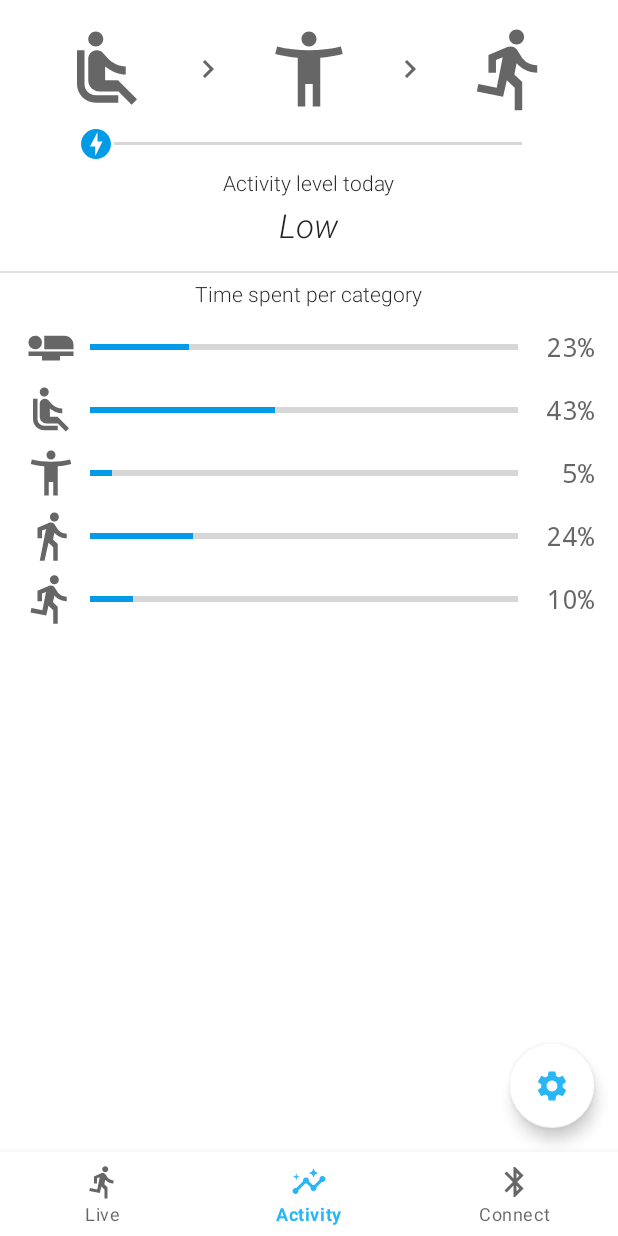
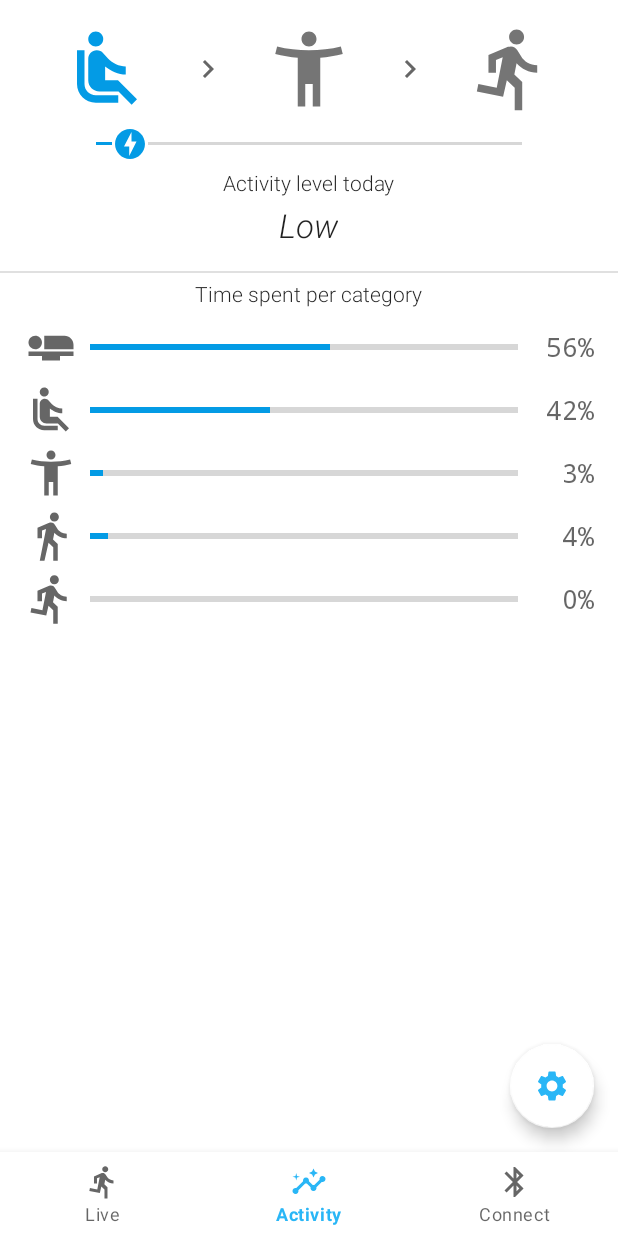
Before and after one commit to JMaio/pdiot-har-project, an Android app: the ActivityTrackingFragment screen opened through its navigation route, on a phone screen of 412 x 824 dp. Run offline under Robolectric (Android 15) with nearby library versions, the phone set to English and light mode, and no system bars; our stand-ins replace RxJava, navigation-ui; libraries missing offline, so code that uses them is left out: com.polidea.rxandroidble2; 1 statement that could not run was skipped.

Commit message:
[app] activity tab is now demoable, animates constituents correctly

```diff
--- a/pdiotapp/app/src/main/java/com/specknet/pdiotapp/live/LiveDataFragment.kt
+++ b/pdiotapp/app/src/main/java/com/specknet/pdiotapp/live/LiveDataFragment.kt
@@ -231,7 +231,8 @@ class LiveDataFragment : Fragment() {
                         // only update every n data points
                         try {
                             classifyActivity(respeckDataQueue.toList())
-                        } catch (e: IllegalStateException) {
+                        } catch (e: Exception) {
+                            // catch all exceptions here to keep it from crashing as much as possible
                             // can happen by switching tabs if the Respeck is still connected
                             // but the interpreter is closed
                             Log.e(TAG, e.toString())
@@ -288,7 +289,9 @@ class LiveDataFragment : Fragment() {
                                     is HttpException,
                                     is ConnectException,
                                     is SocketTimeoutException -> {
-                                    } // just timed out
+                                        // probably just timed out / disconnected
+                                        Log.w("$TAG/flaskApiPost", e.toString())
+                                    }
                                     else -> {
                                         Log.e("$TAG/flaskApiPost", e.toString())
                                     }
--- a/pdiotapp/app/src/main/java/com/specknet/pdiotapp/ActivityIndicator.kt
+++ b/pdiotapp/app/src/main/java/com/specknet/pdiotapp/tracking/ActivityIndicator.kt
@@ -1,4 +1,4 @@
-package com.specknet.pdiotapp
+package com.specknet.pdiotapp.tracking
 
 import android.animation.ObjectAnimator
 import android.app.NotificationChannel
@@ -6,13 +6,20 @@ import android.app.NotificationManager
 import android.content.Context
 import android.os.Build
 import android.util.AttributeSet
+import android.util.Log
 import android.view.animation.DecelerateInterpolator
 import android.widget.ImageView
 import android.widget.LinearLayout
 import android.widget.SeekBar
 import androidx.core.app.NotificationCompat
 import androidx.core.app.NotificationManagerCompat
+import androidx.core.content.ContextCompat
+import androidx.core.view.size
+import androidx.recyclerview.widget.RecyclerView
+import com.specknet.pdiotapp.R
+import com.specknet.pdiotapp.live.LiveDataFragment
 import kotlinx.android.synthetic.main.widget_activity_indicator.view.*
+import kotlinx.coroutines.runBlocking
 
 
 private const val CHANNEL_ID = "PDIoT.ActivityNotificationChannel"
@@ -30,8 +37,17 @@ class ActivityIndicator @JvmOverloads constructor(
     private val activityIndicatorIconStanding: ImageView
     private val activityIndicatorIconRunning: ImageView
 
+    lateinit var activityLevelRecyclerView: RecyclerView
+
+//    private lateinit var timeSpentList: TimeSpentList
+
+    //    private val noTint = ContextCompat.getColorStateList()
+    private val colorPrimaryDark =
+        ContextCompat.getColorStateList(context, R.color.colorPrimaryDark)
+    private val defaultTint = ContextCompat.getColorStateList(context, R.color.gray_600)
+
     //    private val activityIndicatorText: TextView
-    var currentProgress: Int = 0; private set
+//    var currentProgress: Int = 0; private set
 
     init {
         inflate(context, R.layout.widget_activity_indicator, this)
@@ -52,10 +68,20 @@ class ActivityIndicator @JvmOverloads constructor(
         activityIndicatorIconStanding = findViewById(R.id.activityIndicatorIconStanding)
         activityIndicatorIconRunning = findViewById(R.id.activityIndicatorIconRunning)
 
+        createNotificationChannel()
+        setClickListeners()
+
+//        runBlocking {
+//            activityLevelRecyclerView = findViewById(R.id.activityBreakdownRecyclerView)
+//            // wait until this is found
+////            activityLevelRecyclerView.also {
+////                setProgress(activityVeryLowData)
+////            }
+//        }
+
 //        activityIndicatorText = findViewById(R.id.activityIndicatorTextView)
 
-        createNotificationChannel()
-        setClickListeners()
+
     }
 
     private fun setClickListeners() {
@@ -71,7 +97,7 @@ class ActivityIndicator @JvmOverloads constructor(
                     // notificationId is a unique int for each notification that you must define
                     notify(0, n.build())
                 }
-                setProgress(20)
+                setProgress(activityLowData)
                 performClick()
                 true
             }
@@ -87,7 +113,7 @@ class ActivityIndicator @JvmOverloads constructor(
                     // notificationId is a unique int for each notification that you must define
                     notify(0, n.build())
                 }
-                setProgress(50)
+                setProgress(activityModerateData)
                 performClick()
                 true
             }
@@ -103,7 +129,7 @@ class ActivityIndicator @JvmOverloads constructor(
                     // notificationId is a unique int for each notification that you must define
                     notify(0, n.build())
                 }
-                setProgress(80)
+                setProgress(activityIntenseData)
                 performClick()
                 true
             }
@@ -127,30 +153,62 @@ class ActivityIndicator @JvmOverloads constructor(
         }
     }
 
-    fun setProgress(n: Number) {
+    fun setProgress(t: TimeSpentList) {
+
+
         // convert to int for progress bar
-        val p: Int = if (n in 0..100) n as Int else -1
-        var t = "?"
+        val p: Int = t.getActivityPercent()
+        var txt = "?"
+        activityIndicatorIconSitting.imageTintList = defaultTint
+        activityIndicatorIconStanding.imageTintList = defaultTint
+        activityIndicatorIconRunning.imageTintList = defaultTint
         when (p) {
-            in 0..33 -> t = resources.getString(R.string.low)
-            in 34..66 -> t = resources.getString(R.string.moderate)
-            in 67..100 -> t = resources.getString(R.string.intense)
+            in 0..33 -> {
+                txt = resources.getString(R.string.low)
+                activityIndicatorIconSitting.imageTintList = colorPrimaryDark
+            }
+            in 34..66 -> {
+                txt = resources.getString(R.string.moderate)
+                activityIndicatorIconStanding.imageTintList = colorPrimaryDark
+            }
+            in 67..100 -> {
+                txt = resources.getString(R.string.intense)
+                activityIndicatorIconRunning.imageTintList = colorPrimaryDark
+            }
         }
-        activityIndicatorTextView.text = t
-        animateProgression(p)
+        activityIndicatorTextView.text = txt
+        animateProgression(activityLevelProgressIndicator, p)
+
+//        activityLevelRecyclerView.adapter?.notifyDataSetChanged() // = LiveDataFragment.ActivityRecyclerAdapter(res)
+        // update the data in a sligthly brute-force way
+        t.toList().mapIndexed { i, level ->
+            // for each activity
+            activityLevelRecyclerView.adapter = ActivityTrackingFragment.ActivityTimeSpentRecyclerAdapter(t)
+            // https://stackoverflow.com/a/57270569/9184658
+//            Log.i("$TAG/setProgress", activityLevelRecyclerView.adapter?.itemCount.toString())
+//            (activityLevelRecyclerView.findViewHolderForAdapterPosition() as ActivityTrackingFragment.ActivityTimeSpentRecyclerAdapter.ActivityTimeSpentRecyclerViewHolder).let {
+//            }
+//            animateProgression(
+//                (activityLevelRecyclerView.findViewHolderForLayoutPosition(i) as ActivityTrackingFragment.ActivityTimeSpentRecyclerAdapter.ActivityTimeSpentRecyclerViewHolder).activityItemTimeSpent,
+//                level,
+//                stepMultiplier = 10,
+//            )
+        }
+
+
 //        currentProgress = p
 //        activityLevelProgressIndicator.progress = p
     }
 
     // https://stackoverflow.com/a/49261958/9184658
-    private fun animateProgression(to: Int) {
-        val animation =
-            ObjectAnimator.ofInt(activityLevelProgressIndicator, "progress", to * 10)
-        animation.duration = 500
-        animation.interpolator = DecelerateInterpolator()
-        animation.start()
-        activityLevelProgressIndicator.clearAnimation()
-    }
+//    private fun animateProgression(to: Int) {
+//        val animation =
+//            ObjectAnimator.ofInt(activityLevelProgressIndicator, "progress", to * 10)
+//        animation.duration = 500
+//        animation.interpolator = DecelerateInterpolator()
+//        animation.start()
+//        activityLevelProgressIndicator.clearAnimation()
+//    }
 
 
 //    private fun init() {
--- a/pdiotapp/app/src/main/java/com/specknet/pdiotapp/tracking/ActivityTrackingFragment.kt
+++ b/pdiotapp/app/src/main/java/com/specknet/pdiotapp/tracking/ActivityTrackingFragment.kt
@@ -1,10 +1,12 @@
 package com.specknet.pdiotapp.tracking
 
+import android.animation.ObjectAnimator
 import android.content.Context
 import android.os.Bundle
 import android.view.LayoutInflater
 import android.view.View
 import android.view.ViewGroup
+import android.view.animation.DecelerateInterpolator
 import android.widget.ImageView
 import android.widget.LinearLayout
 import android.widget.ProgressBar
@@ -14,21 +16,34 @@ import androidx.fragment.app.Fragment
 import androidx.recyclerview.widget.LinearLayoutManager
 import androidx.recyclerview.widget.RecyclerView
 import com.specknet.pdiotapp.R
+import kotlin.math.min
+import kotlin.math.roundToInt
 
-// TODO: Rename parameter arguments, choose names that match
-// the fragment initialization parameters, e.g. ARG_ITEM_NUMBER
-private const val ARG_PARAM1 = "param1"
-private const val ARG_PARAM2 = "param2"
+// activity percent is calculated as the sum of the percent spent (standing*0.5) / (walking*1) / (running*2)
+class TimeSpentList(val lay: Int, val sit: Int, val stand: Int, val walk: Int, val run: Int) {
+    constructor(t: TimeSpentList) : this(t.lay, t.sit, t.stand, t.walk, t.run)
 
-typealias TimeSpentList = List<Pair<Int, Int>>
+    fun toList() = listOf(lay, sit, stand, walk, run)
 
-private val startData: TimeSpentList = listOf(
-    (R.drawable.ic_baseline_airline_seat_flat_24 to 23),
-    (R.drawable.ic_baseline_airline_seat_recline_normal_24 to 43),
-    (R.drawable.ic_baseline_accessibility_new_24 to 5),
-    (R.drawable.ic_baseline_directions_walk_24 to 24),
-    (R.drawable.ic_baseline_directions_run_24 to 10),
+    fun getActivityPercent(): Int =
+        min(.75 * stand + 1.5 * walk + 3 * run, 100.0).roundToInt()
+
+    val size: Int get() = toList().size
+}
+
+private val activityIcons = listOf(
+    R.drawable.ic_baseline_airline_seat_flat_24,
+    R.drawable.ic_baseline_airline_seat_recline_normal_24,
+    R.drawable.ic_baseline_accessibility_new_24,
+    R.drawable.ic_baseline_directions_walk_24,
+    R.drawable.ic_baseline_directions_run_24,
 )
+
+val activityVeryLowData = TimeSpentList(56, 42, 3, 4, 0)
+val activityLowData = TimeSpentList(24, 59, 9, 7, 1)
+val activityModerateData = TimeSpentList(14, 52, 10, 18, 6)
+val activityIntenseData = TimeSpentList(11, 36, 14, 25, 14)
+
 
 /**
  * A simple [Fragment] subclass.
@@ -36,9 +51,6 @@ private val startData: TimeSpentList = listOf(
  * create an instance of this fragment.
  */
 class ActivityTrackingFragment : Fragment() {
-    // TODO: Rename and change types of parameters
-    private var param1: String? = null
-    private var param2: String? = null
 
     private lateinit var ctx: Context
 
@@ -46,6 +58,9 @@ class ActivityTrackingFragment : Fragment() {
     private lateinit var recyclerViewAdapter: RecyclerView.Adapter<*>
     private lateinit var recyclerViewManager: RecyclerView.LayoutManager
 
+    private lateinit var activityIndicator: ActivityIndicator
+
+//    var timeSpentList = TimeSpentList(activityVeryLowData)
 
     override fun onAttach(context: Context) {
         super.onAttach(context)
@@ -67,8 +82,16 @@ class ActivityTrackingFragment : Fragment() {
         // Inflate the layout for this fragment
         val view: View = inflater.inflate(R.layout.fragment_activity_tracking, container, false)
         setupRecyclerViews(view)
+
         return view
     }
+
+//    override fun onStart() {
+//        super.onStart()
+//        activityIndicator.apply {
+//            setProgress(activityVeryLowData)
+//        }
+//    }
 
     private fun setupRecyclerViews(view: View) {
         // https://stackoverflow.com/a/17516998/9184658
@@ -76,7 +99,8 @@ class ActivityTrackingFragment : Fragment() {
         recyclerViewManager = object : LinearLayoutManager(ctx) {
             override fun canScrollVertically(): Boolean = false
         }
-        recyclerViewAdapter = ActivityTimeSpentRecyclerAdapter(startData)
+        // set the initial data
+        recyclerViewAdapter = ActivityTimeSpentRecyclerAdapter(activityVeryLowData)
         recyclerView = view.findViewById<RecyclerView>(R.id.activityBreakdownRecyclerView).apply {
             // use this setting to improve performance if you know that changes
             // in content do not change the layout size of the RecyclerView
@@ -87,6 +111,11 @@ class ActivityTrackingFragment : Fragment() {
             adapter = recyclerViewAdapter
         }
 
+        activityIndicator = view.findViewById(R.id.activityTrackingCompoundIndicator)
+        activityIndicator.apply {
+            activityLevelRecyclerView = recyclerView
+            setProgress(activityVeryLowData)
+        }
 //        // category view, almost equivalent to other recycler view
 //        recyclerViewCategoryManager = object : LinearLayoutManager(view.context) {
 //            override fun canScrollVertically(): Boolean = false
@@ -101,7 +130,7 @@ class ActivityTrackingFragment : Fragment() {
     }
 
     //
-    class ActivityTimeSpentRecyclerAdapter(private val timeSpent: TimeSpentList) :
+    class ActivityTimeSpentRecyclerAdapter(var timeSpent: TimeSpentList) :
         RecyclerView.Adapter<ActivityTimeSpentRecyclerAdapter.ActivityTimeSpentRecyclerViewHolder>() {
 
         // Provide a reference to the views for each data item
@@ -136,7 +165,7 @@ class ActivityTrackingFragment : Fragment() {
         override fun onBindViewHolder(holder: ActivityTimeSpentRecyclerViewHolder, position: Int) {
             // - get element from your dataset at this position
             // - replace the contents of the view with that element
-            timeSpent[position].let { (icon, prog) ->
+            activityIcons.zip(timeSpent.toList())[position].let { (icon, prog) ->
                 holder.apply {
                     activityItemIcon.setImageDrawable(
                         ContextCompat.getDrawable(
@@ -144,7 +173,8 @@ class ActivityTrackingFragment : Fragment() {
                             icon
                         )
                     )
-                    activityItemTimeSpent.progress = prog
+//                    activityItemTimeSpent.progress = prog
+                    animateProgression(activityItemTimeSpent, prog, stepMultiplier = 10)
                     activityItemTimeSpentText.text = String.format("%d%%", prog)
                 }
 //                activities.list[position].let { (name, c) ->
@@ -164,6 +194,7 @@ class ActivityTrackingFragment : Fragment() {
             }
         }
 
+
         // Return the size of your dataset (invoked by the layout manager)
         override fun getItemCount(): Int {
             return timeSpent.size
@@ -172,22 +203,17 @@ class ActivityTrackingFragment : Fragment() {
 
     companion object {
         private const val TAG = "ActivityTrackingFragment"
-        /**
-         * Use this factory method to create a new instance of
-         * this fragment using the provided parameters.
-         *
-         * @param param1 Parameter 1.
-         * @param param2 Parameter 2.
-         * @return A new instance of fragment ActivityTrackingFragment.
-         */
-        // TODO: Rename and change types and number of parameters
-//        @JvmStatic
-//        fun newInstance(param1: String, param2: String) =
-//            ActivityTrackingFragment().apply {
-//                arguments = Bundle().apply {
-//                    putString(ARG_PARAM1, param1)
-//                    putString(ARG_PARAM2, param2)
-//                }
-//            }
     }
 }
+
+// generic progress bar animator
+// https://stackoverflow.com/a/49261958/9184658
+fun animateProgression(bar: ProgressBar, to: Int, duration: Long = 500, stepMultiplier: Int = 1) {
+    bar.max = 100 * stepMultiplier
+    val animation =
+        ObjectAnimator.ofInt(bar, "progress", bar.progress, to * stepMultiplier)
+    animation.duration = duration
+    animation.interpolator = DecelerateInterpolator()
+    animation.start()
+    bar.clearAnimation()
+}
--- a/pdiotapp/app/src/main/res/layout/fragment_activity_tracking.xml
+++ b/pdiotapp/app/src/main/res/layout/fragment_activity_tracking.xml
@@ -8,13 +8,13 @@
     android:orientation="vertical"
     tools:context=".tracking.ActivityTrackingFragment">
 
-    <com.specknet.pdiotapp.ActivityIndicator
+    <com.specknet.pdiotapp.tracking.ActivityIndicator
         android:id="@+id/activityTrackingCompoundIndicator"
         android:layout_width="match_parent"
         android:layout_height="wrap_content"
         android:layout_margin="16dp">
 
-    </com.specknet.pdiotapp.ActivityIndicator>
+    </com.specknet.pdiotapp.tracking.ActivityIndicator>
 
     <View
         android:id="@+id/divider"
--- a/pdiotapp/app/src/main/res/layout/item_activity.xml
+++ b/pdiotapp/app/src/main/res/layout/item_activity.xml
@@ -24,8 +24,7 @@
         style="?android:attr/progressBarStyleHorizontal"
         android:layout_width="wrap_content"
         android:layout_height="match_parent"
-        android:layout_weight="1"
-        android:progress="35" />
+        android:layout_weight="1" />
 
     <TextView
         android:id="@+id/activityItemTimeSpentText"
@@ -38,5 +37,5 @@
         android:fontFamily="monospace"
         android:textAlignment="textEnd"
         android:textAppearance="@style/TextAppearance.AppCompat.Medium"
-        tools:text="35%" />
+        tools:text="0%" />
 </LinearLayout>
```
